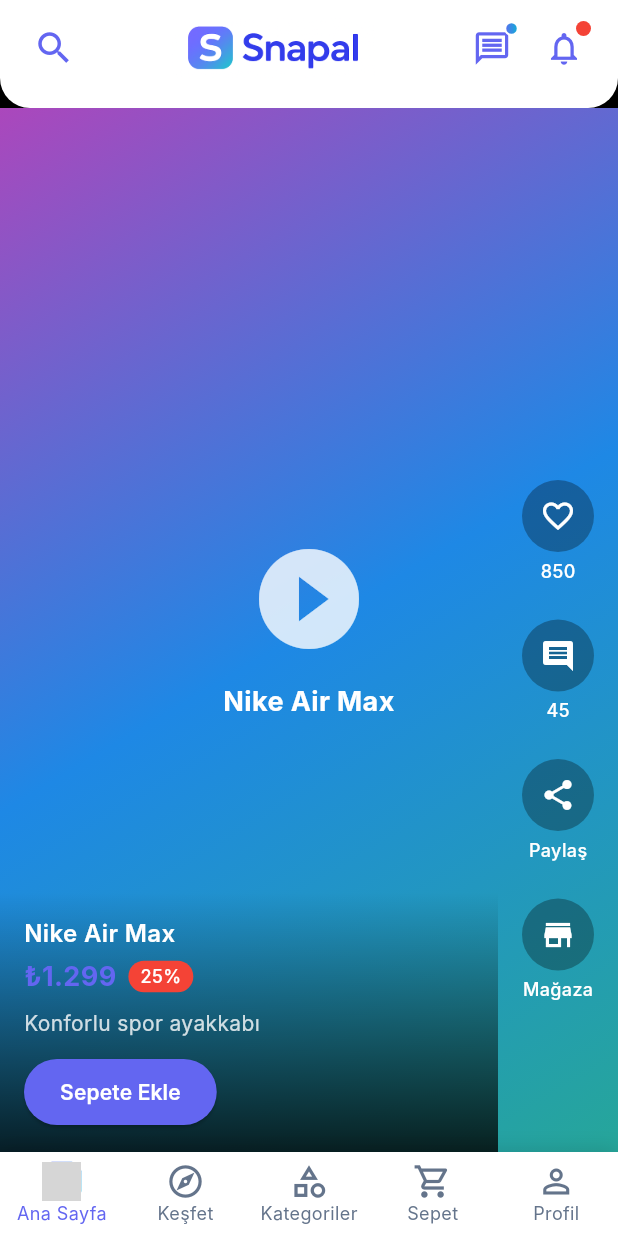
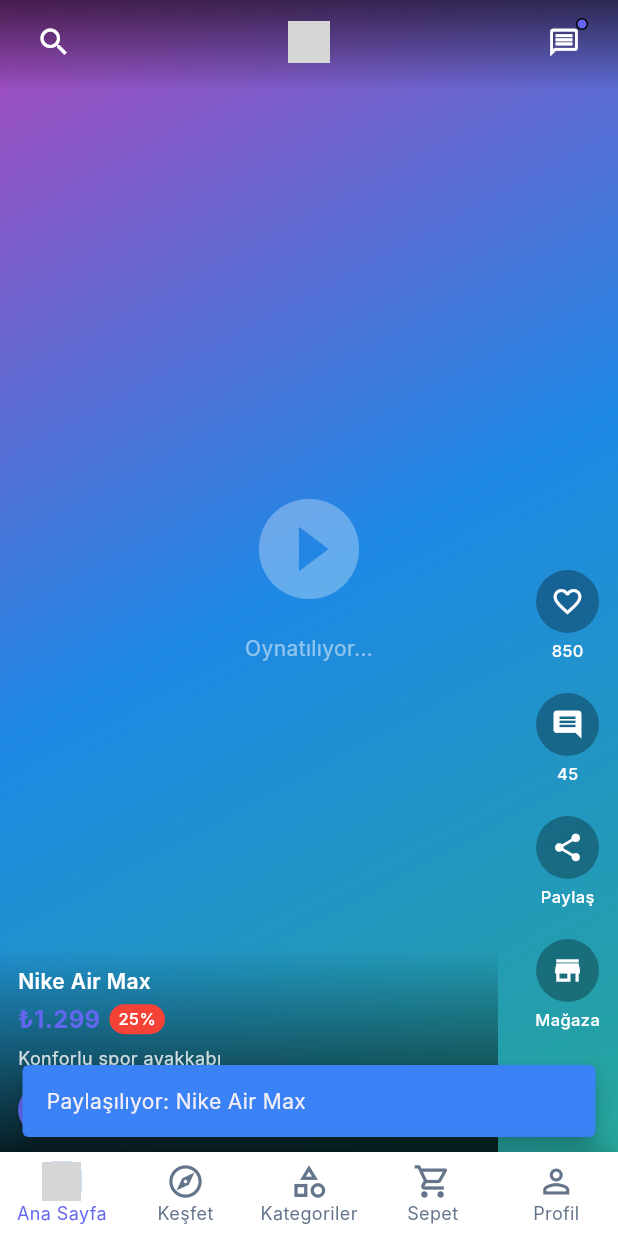
Before and after one commit to umitmamuk/musa-abi, a Flutter app: the screen it shows after launch, scrolled down 576 dp, after a tap on "Paylaş", on a phone screen of 412 x 824 dp. Run offline on Flutter 3.47's test engine with Material 3 defaults, Android fonts, the phone set to English and light mode, and no system bars; Roboto replaces fonts that are missing (Inter); grey boxes are pictures that could not be loaded.

Commit message:
son değişiklikler

```diff
--- a/lib/presentation/providers/cart_provider.dart
+++ b/lib/presentation/providers/cart_provider.dart
@@ -28,6 +28,8 @@ class CartProvider extends ChangeNotifier {
   double get shipping => _items.isEmpty ? 0 : 29.99;
 
   double get total => subtotal + shipping;
+
+  get itemCount => null;
 
   void updateQuantity(String itemId, int newQuantity) {
     if (newQuantity <= 0) {
--- a/lib/presentation/screens/home/home_screen.dart
+++ b/lib/presentation/screens/home/home_screen.dart
@@ -1,4 +1,5 @@
 import 'package:flutter/material.dart';
+import '../../../core/constants/app_colors.dart';
 import '../../../data/models/product_video.dart';
 import '../../widgets/app_logo.dart';
 import '../search/search_screen.dart';
@@ -14,6 +15,7 @@ class HomeScreen extends StatefulWidget {
 
 class _HomeScreenState extends State<HomeScreen> {
   final PageController _pageController = PageController();
+  int currentVideoIndex = 0;
 
   final List<ProductVideo> videos = [
     ProductVideo(
@@ -49,33 +51,68 @@ class _HomeScreenState extends State<HomeScreen> {
   ];
 
   @override
+  void initState() {
+    super.initState();
+    // Sayfa değişikliklerini dinle
+    _pageController.addListener(() {
+      int newIndex = _pageController.page?.round() ?? 0;
+      if (newIndex != currentVideoIndex) {
+        setState(() {
+          currentVideoIndex = newIndex;
+        });
+      }
+    });
+  }
+
+  @override
+  void dispose() {
+    _pageController.dispose();
+    super.dispose();
+  }
+
+  @override
   Widget build(BuildContext context) {
     return Scaffold(
       backgroundColor: Colors.black,
-      body: Column(
+      body: Stack(
         children: [
-          // Header
-          Container(
+          // Video Feed (Tam ekran)
+          PageView.builder(
+            controller: _pageController,
+            scrollDirection: Axis.vertical,
+            itemCount: videos.length,
+            itemBuilder: (context, index) {
+              return VideoCard(
+                video: videos[index],
+                isPlaying: index == currentVideoIndex, // Otomatik oynatma için
+              );
+            },
+          ),
+
+          // Minimal Header (Üstte sabit)
+          Positioned(
+            top: 0,
+            left: 0,
+            right: 0,
+            child: Container(
               padding: EdgeInsets.fromLTRB(
                 12,
                 MediaQuery.of(context).padding.top + 4,
                 12,
-    12
+                8
               ),
-  decoration: const BoxDecoration(
-    color: Colors.white,
-    borderRadius: BorderRadius.vertical(bottom: Radius.circular(20)),
-    boxShadow: [
-      BoxShadow(
-        color: Colors.black12,
-        blurRadius: 5,
-        offset: Offset(0, 2),
-      ),
+              decoration: BoxDecoration(
+                gradient: LinearGradient(
+                  begin: Alignment.topCenter,
+                  end: Alignment.bottomCenter,
+                  colors: [
+                    Colors.black.withOpacity(0.6),
+                    Colors.transparent,
                   ],
                 ),
-  child: SizedBox(
-    height: 56,
+              ),
               child: Row(
+                mainAxisAlignment: MainAxisAlignment.spaceBetween,
                 children: [
                   // Arama Butonu (Sol)
                   IconButton(
@@ -87,24 +124,20 @@ class _HomeScreenState extends State<HomeScreen> {
                         ),
                       );
                     },
-          icon: const Icon(Icons.search, size: 28),
-          color: const Color(0xFF6366F1), // Logonuzun rengi
-          padding: const EdgeInsets.all(8),
-        ),
-
-        // Logo (Orta) - TAM LOGONUZ
-        const Expanded(
-          child: Center(
-            child: AppLogoHeader(), // Tam logo kullanımı
+                    icon: const Icon(Icons.search, size: 24),
+                    color: Colors.white,
+                    padding: EdgeInsets.zero,
+                    constraints: const BoxConstraints(
+                      minWidth: 40,
+                      minHeight: 40,
                     ),
                   ),
 
-        // Sağ taraf butonlar
-        Row(
-          children: [
-            // Mesajlar
+                  // Logo (Orta) - Küçültüldü
+                  const AppLogoIcon(size: 28),
+
+                  // Mesajlar (Sağ)
                   Stack(
-              alignment: Alignment.center,
                     children: [
                       IconButton(
                         onPressed: () {
@@ -115,56 +148,24 @@ class _HomeScreenState extends State<HomeScreen> {
                             ),
                           );
                         },
-                  icon: const Icon(Icons.message_outlined, size: 26),
-                  color: const Color(0xFF6366F1),
-                  padding: const EdgeInsets.all(8),
+                        icon: const Icon(Icons.message_outlined, size: 22),
+                        color: Colors.white,
+                        padding: EdgeInsets.zero,
+                        constraints: const BoxConstraints(
+                          minWidth: 40,
+                          minHeight: 40,
+                        ),
                       ),
                       Positioned(
-                  right: 6,
-                  top: 6,
+                        right: 8,
+                        top: 8,
                         child: Container(
-                    width: 10,
-                    height: 10,
+                          width: 8,
+                          height: 8,
                           decoration: BoxDecoration(
-                      gradient: const LinearGradient(
-                        colors: [
-                          Color(0xFF6366F1),
-                          Color(0xFF06B6D4),
-                        ],
-                      ),
+                            color: AppColors.primary,
                             shape: BoxShape.circle,
-                      border: Border.all(color: Colors.white, width: 1.5),
-                    ),
-                  ),
-                ),
-              ],
-            ),
-            // Bildirimler
-            Stack(
-              alignment: Alignment.center,
-              children: [
-                IconButton(
-                  onPressed: () {
-                    ScaffoldMessenger.of(context).showSnackBar(
-                      const SnackBar(
-                        content: Text('Bildirimler açılıyor...'),
-                        backgroundColor: Color(0xFF6366F1),
-                      ),
-                    );
-                  },
-                  icon: const Icon(Icons.notifications_outlined, size: 26),
-                  color: const Color(0xFF6366F1),
-                  padding: const EdgeInsets.all(8),
-                ),
-                Positioned(
-                  right: 6,
-                  top: 6,
-                  child: Container(
-                    width: 10,
-                    height: 10,
-                    decoration: const BoxDecoration(
-                      color: Colors.red,
-                      shape: BoxShape.circle,
+                            border: Border.all(color: Colors.black, width: 1),
                           ),
                         ),
                       ),
@@ -172,20 +173,6 @@ class _HomeScreenState extends State<HomeScreen> {
                   ),
                 ],
               ),
-      ],
-    ),
-  ),
-),
-
-          // Video Feed
-          Expanded(
-            child: PageView.builder(
-              controller: _pageController,
-              scrollDirection: Axis.vertical,
-              itemCount: videos.length,
-              itemBuilder: (context, index) {
-                return VideoCard(video: videos[index]);
-              },
             ),
           ),
         ],
--- a/lib/presentation/screens/home/widgets/video_card.dart
+++ b/lib/presentation/screens/home/widgets/video_card.dart
@@ -4,12 +4,17 @@ import '../../../../core/constants/app_colors.dart';
 import '../../../../data/models/product_video.dart';
 import '../../../../data/models/cart_item.dart';
 import '../../../providers/cart_provider.dart';
-import '../../product/product_detail_screen.dart';
+// import 'package:share_plus/share_plus.dart'; // pubspec.yaml'a eklenmeli
 
 class VideoCard extends StatefulWidget {
   final ProductVideo video;
+  final bool isPlaying;
 
-  const VideoCard({Key? key, required this.video}) : super(key: key);
+  const VideoCard({
+    Key? key,
+    required this.video,
+    this.isPlaying = false,
+  }) : super(key: key);
 
   @override
   State<VideoCard> createState() => _VideoCardState();
@@ -17,16 +22,39 @@ class VideoCard extends StatefulWidget {
 
 class _VideoCardState extends State<VideoCard> {
   bool isLiked = false;
+  bool showDetails = true; // Ürün detaylarını göster/gizle
+
+  @override
+  void didUpdateWidget(VideoCard oldWidget) {
+    super.didUpdateWidget(oldWidget);
+    if (widget.isPlaying && !oldWidget.isPlaying) {
+      // Video oynatmaya başla
+      _playVideo();
+    } else if (!widget.isPlaying && oldWidget.isPlaying) {
+      // Video oynatmayı durdur
+      _pauseVideo();
+    }
+  }
+
+  void _playVideo() {
+    // Video oynatma mantığı buraya gelecek
+    debugPrint('Video ${widget.video.id} oynatılıyor...');
+  }
+
+  void _pauseVideo() {
+    // Video duraklatma mantığı buraya gelecek
+    debugPrint('Video ${widget.video.id} duraklatıldı');
+  }
 
   @override
   Widget build(BuildContext context) {
     return GestureDetector(
-      onTap: () => Navigator.push(
-        context,
-        MaterialPageRoute(
-          builder: (context) => ProductDetailScreen(video: widget.video),
-        ),
-      ),
+      onTap: () {
+        // Tıklandığında detayları göster/gizle (video oynatmaya devam et)
+        setState(() {
+          showDetails = !showDetails;
+        });
+      },
       child: Container(
         width: double.infinity,
         height: double.infinity,
@@ -43,34 +71,32 @@ class _VideoCardState extends State<VideoCard> {
         ),
         child: Stack(
           children: [
-            // Video placeholder
+            // Video placeholder (Tam ekran)
             Center(
               child: Column(
                 mainAxisAlignment: MainAxisAlignment.center,
                 children: [
                   Icon(
-                    Icons.play_circle_filled,
+                    widget.isPlaying ? Icons.play_circle_filled : Icons.pause_circle_filled,
                     size: 80,
-                    color: Colors.white.withOpacity(0.8),
+                    color: Colors.white.withOpacity(0.3),
                   ),
                   const SizedBox(height: 16),
                   Text(
-                    widget.video.productName,
-                    style: const TextStyle(
-                      color: Colors.white,
-                      fontSize: 18,
-                      fontWeight: FontWeight.bold,
+                    widget.isPlaying ? 'Oynatılıyor...' : 'Duraklatıldı',
+                    style: TextStyle(
+                      color: Colors.white.withOpacity(0.5),
+                      fontSize: 14,
                     ),
-                    textAlign: TextAlign.center,
                   ),
                 ],
               ),
             ),
 
-            // Sağ taraf butonları
+            // Sağ taraf butonları (Her zaman görünür)
             Positioned(
-              right: 16,
-              bottom: 100,
+              right: 12,
+              bottom: 80,
               child: Column(
                 children: [
                   _buildActionButton(
@@ -79,19 +105,19 @@ class _VideoCardState extends State<VideoCard> {
                     onTap: () => setState(() => isLiked = !isLiked),
                     color: isLiked ? Colors.red : Colors.white,
                   ),
-                  const SizedBox(height: 24),
+                  const SizedBox(height: 20),
                   _buildActionButton(
                     icon: Icons.comment,
                     label: widget.video.comments.toString(),
                     onTap: () => _showCommentsBottomSheet(context),
                   ),
-                  const SizedBox(height: 24),
+                  const SizedBox(height: 20),
                   _buildActionButton(
                     icon: Icons.share,
                     label: 'Paylaş',
-                    onTap: () {},
+                    onTap: () => _shareProduct(),
                   ),
-                  const SizedBox(height: 24),
+                  const SizedBox(height: 20),
                   _buildActionButton(
                     icon: Icons.store,
                     label: 'Mağaza',
@@ -101,13 +127,14 @@ class _VideoCardState extends State<VideoCard> {
               ),
             ),
 
-            // Alt bilgi paneli
-            Positioned(
+            // Alt bilgi paneli (Göster/Gizle)
+            AnimatedPositioned(
+              duration: const Duration(milliseconds: 300),
               left: 0,
               right: 80,
-              bottom: 0,
+              bottom: showDetails ? 0 : -200,
               child: Container(
-                padding: const EdgeInsets.all(16),
+                padding: const EdgeInsets.all(12),
                 decoration: BoxDecoration(
                   gradient: LinearGradient(
                     begin: Alignment.bottomCenter,
@@ -126,7 +153,7 @@ class _VideoCardState extends State<VideoCard> {
                       widget.video.productName,
                       style: const TextStyle(
                         color: Colors.white,
-                        fontSize: 16,
+                        fontSize: 14,
                         fontWeight: FontWeight.w600,
                       ),
                     ),
@@ -137,50 +164,59 @@ class _VideoCardState extends State<VideoCard> {
                           '₺${widget.video.price}',
                           style: const TextStyle(
                             color: AppColors.primary,
-                            fontSize: 18,
+                            fontSize: 16,
                             fontWeight: FontWeight.bold,
                           ),
                         ),
-                        const SizedBox(width: 8),
+                        const SizedBox(width: 6),
+                        if (widget.video.discount != '0%')
                           Container(
-                          padding: const EdgeInsets.symmetric(horizontal: 8, vertical: 2),
+                            padding: const EdgeInsets.symmetric(horizontal: 6, vertical: 2),
                             decoration: BoxDecoration(
                               color: Colors.red,
-                            borderRadius: BorderRadius.circular(12),
+                              borderRadius: BorderRadius.circular(10),
                             ),
                             child: Text(
                               widget.video.discount,
                               style: const TextStyle(
                                 color: Colors.white,
-                              fontSize: 12,
+                                fontSize: 11,
                                 fontWeight: FontWeight.w500,
                               ),
                             ),
                           ),
                       ],
                     ),
-                    const SizedBox(height: 8),
+                    const SizedBox(height: 6),
                     Text(
                       widget.video.description,
                       style: TextStyle(
                         color: Colors.white.withOpacity(0.8),
-                        fontSize: 14,
+                        fontSize: 12,
                       ),
+                      maxLines: 2,
+                      overflow: TextOverflow.ellipsis,
                     ),
-                    const SizedBox(height: 12),
-                    ElevatedButton(
+                    const SizedBox(height: 10),
+                    SizedBox(
+                      height: 32,
+                      child: ElevatedButton(
                         onPressed: () => _addToCart(context),
                         style: ElevatedButton.styleFrom(
                           backgroundColor: AppColors.primary,
                           foregroundColor: Colors.white,
                           shape: RoundedRectangleBorder(
-                          borderRadius: BorderRadius.circular(25),
+                            borderRadius: BorderRadius.circular(20),
                           ),
-                        padding: const EdgeInsets.symmetric(horizontal: 24, vertical: 12),
+                          padding: const EdgeInsets.symmetric(horizontal: 20),
                         ),
                         child: const Text(
                           'Sepete Ekle',
-                        style: TextStyle(fontWeight: FontWeight.w600),
+                          style: TextStyle(
+                            fontWeight: FontWeight.w600,
+                            fontSize: 13,
+                          ),
+                        ),
                       ),
                     ),
                   ],
@@ -204,19 +240,19 @@ class _VideoCardState extends State<VideoCard> {
       child: Column(
         children: [
           Container(
-            padding: const EdgeInsets.all(12),
+            padding: const EdgeInsets.all(10),
             decoration: BoxDecoration(
               color: Colors.black.withOpacity(0.3),
               shape: BoxShape.circle,
             ),
-            child: Icon(icon, color: color, size: 24),
+            child: Icon(icon, color: color, size: 22),
           ),
           const SizedBox(height: 4),
           Text(
             label,
             style: const TextStyle(
               color: Colors.white,
-              fontSize: 12,
+              fontSize: 11,
               fontWeight: FontWeight.w500,
             ),
           ),
@@ -228,7 +264,6 @@ class _VideoCardState extends State<VideoCard> {
   void _addToCart(BuildContext context) {
     final cartProvider = context.read<CartProvider>();
 
-    // CartItem oluştur
     final cartItem = CartItem(
       id: widget.video.id,
       productName: widget.video.productName,
@@ -244,7 +279,27 @@ class _VideoCardState extends State<VideoCard> {
         content: Text('${widget.video.productName} sepete eklendi!'),
         backgroundColor: AppColors.primary,
         behavior: SnackBarBehavior.floating,
+        duration: const Duration(seconds: 1),
         shape: RoundedRectangleBorder(borderRadius: BorderRadius.circular(10)),
+      ),
+    );
+  }
+
+  void _shareProduct() {
+    // Share Plus paketi ile paylaşım
+     final String() = '${widget.video.productName} - ₺${widget.video.price}\n'
+        '${widget.video.description}\n\n'
+        'Snapal uygulamasında keşfettim! 🛍️';
+
+    // Share.share(shareText); // share_plus paketi eklendikten sonra
+
+    // Geçici olarak SnackBar göster
+    ScaffoldMessenger.of(context).showSnackBar(
+      SnackBar(
+        content: Text('Paylaşılıyor: ${widget.video.productName}'),
+        backgroundColor: AppColors.info,
+        behavior: SnackBarBehavior.floating,
+        duration: const Duration(seconds: 1),
       ),
     );
   }
@@ -262,9 +317,19 @@ class _VideoCardState extends State<VideoCard> {
         child: Column(
           crossAxisAlignment: CrossAxisAlignment.start,
           children: [
+            Row(
+              mainAxisAlignment: MainAxisAlignment.spaceBetween,
+              children: [
                 const Text(
                   'Yorumlar',
                   style: TextStyle(fontSize: 18, fontWeight: FontWeight.bold),
+                ),
+                IconButton(
+                  onPressed: () => Navigator.pop(context),
+                  icon: const Icon(Icons.close),
+                  padding: EdgeInsets.zero,
+                ),
+              ],
             ),
             const SizedBox(height: 16),
             Expanded(
@@ -272,8 +337,14 @@ class _VideoCardState extends State<VideoCard> {
                 itemCount: 5,
                 itemBuilder: (context, index) => ListTile(
                   leading: CircleAvatar(
-                    backgroundColor: AppColors.primary,
-                    child: Text('U${index + 1}'),
+                    backgroundColor: AppColors.primary.withOpacity(0.1),
+                    child: Text(
+                      'U${index + 1}',
+                      style: const TextStyle(
+                        color: AppColors.primary,
+                        fontWeight: FontWeight.bold,
+                      ),
+                    ),
                   ),
                   title: Text('Kullanıcı ${index + 1}'),
                   subtitle: const Text('Harika bir ürün! Çok beğendim.'),
--- a/lib/presentation/screens/profile/profile_screen.dart
+++ b/lib/presentation/screens/profile/profile_screen.dart
@@ -129,12 +129,6 @@ class _ProfileScreenState extends State<ProfileScreen> {
                   Row(
                     mainAxisAlignment: MainAxisAlignment.spaceEvenly,
                     children: [
-                      _buildStatColumn('Takipçi', _formatNumber(followers)),
-                      Container(
-                        height: 40,
-                        width: 1,
-                        color: AppColors.border,
-                      ),
                       _buildStatColumn('Takip', _formatNumber(following)),
                       Container(
                         height: 40,
```
Lines whose indentation alone changed are shown as unchanged.
